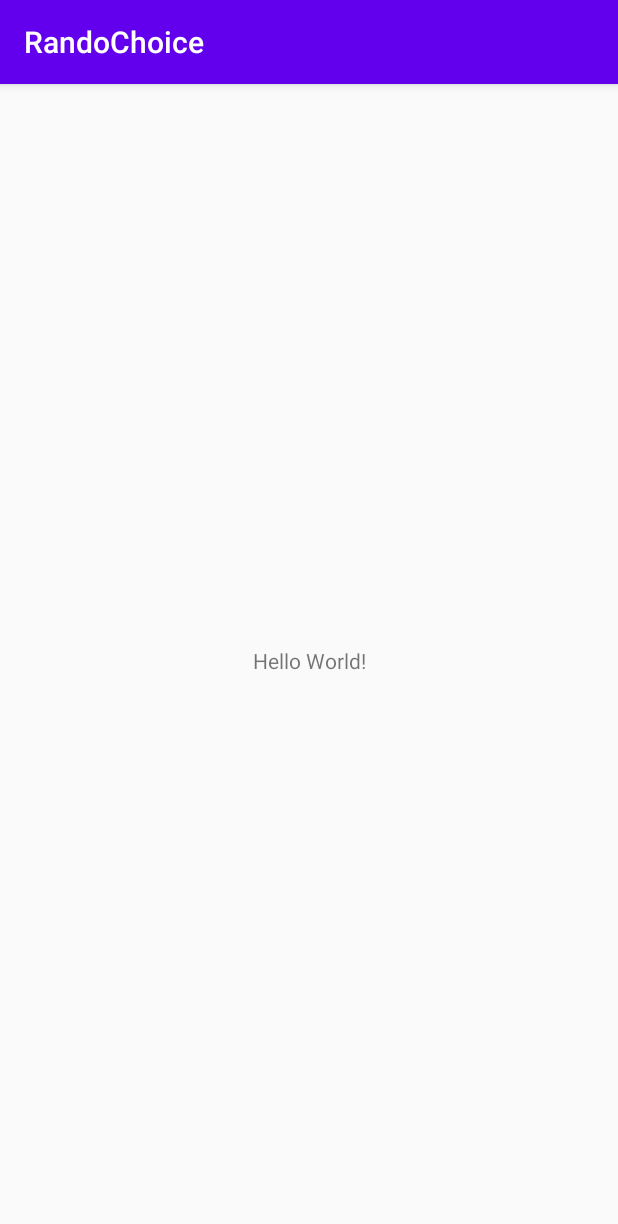
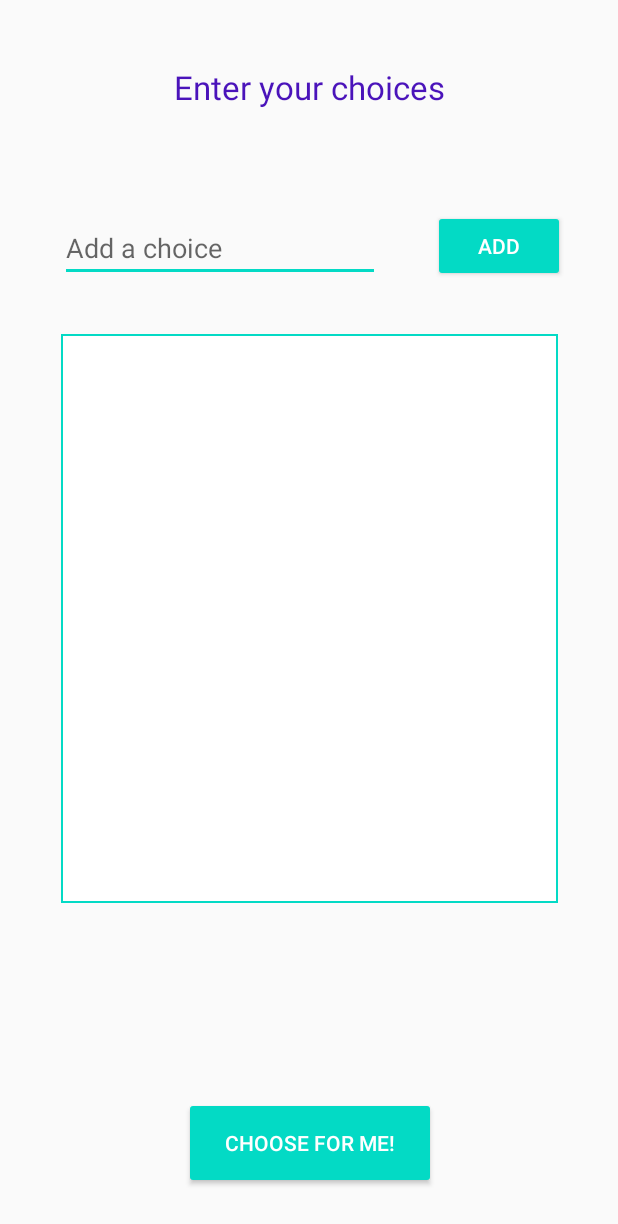
Before and after one commit to lewishay/RandoChoice, an Android app: the screen it shows after launch (MainActivity), on a phone screen of 412 x 824 dp. Shown: the top 1224 px of the screen. Run offline under Robolectric (Android 15) with nearby library versions, the phone set to English and light mode, and no system bars.

Commit message:
Creating simple working version of random choice from a list

```diff
--- a/app/src/main/AndroidManifest.xml
+++ b/app/src/main/AndroidManifest.xml
@@ -3,16 +3,18 @@
           package="com.example.randochoice">
 
     <application
-            android:allowBackup="true"
-            android:icon="@mipmap/ic_launcher"
-            android:label="@string/app_name"
-            android:roundIcon="@mipmap/ic_launcher_round"
-            android:supportsRtl="true"
-            android:theme="@style/AppTheme">
-        <activity android:name=".MainActivity">
+        android:allowBackup="true"
+        android:icon="@mipmap/ic_launcher"
+        android:label="@string/app_name"
+        android:roundIcon="@mipmap/ic_launcher_round"
+        android:supportsRtl="true"
+        android:theme="@style/AppTheme"
+        android:screenOrientation="portrait">
+        <activity
+            android:name=".MainActivity"
+            android:windowSoftInputMode="adjustPan">
             <intent-filter>
                 <action android:name="android.intent.action.MAIN"/>
-
                 <category android:name="android.intent.category.LAUNCHER"/>
             </intent-filter>
         </activity>
--- a/app/src/main/java/com/example/randochoice/MainActivity.kt
+++ b/app/src/main/java/com/example/randochoice/MainActivity.kt
@@ -1,11 +1,46 @@
 package com.example.randochoice
 
+import android.os.Bundle
+import android.widget.*
+import android.widget.AdapterView.OnItemClickListener
 import androidx.appcompat.app.AppCompatActivity
-import android.os.Bundle
+import java.lang.StrictMath.abs
+import kotlin.random.Random
 
 class MainActivity : AppCompatActivity() {
+
     override fun onCreate(savedInstanceState: Bundle?) {
         super.onCreate(savedInstanceState)
         setContentView(R.layout.activity_main)
+        val choiceInput = findViewById<EditText>(R.id.choiceInput)
+        val addButton = findViewById<Button>(R.id.addButton)
+        val chooseButton = findViewById<Button>(R.id.choiceButton)
+        val choiceListView = findViewById<ListView>(R.id.choiceList)
+        val choiceList = ArrayList<String>()
+        val choiceListAdapter = ArrayAdapter<String>(this, android.R.layout.simple_list_item_1, choiceList)
+        choiceListView.adapter = choiceListAdapter
+        val resultTextView = findViewById<TextView>(R.id.result)
+
+        addButton.setOnClickListener {
+            val input = choiceInput!!.text.toString()
+            if (input != "") {
+                val ellipsis = if (input.length >= 30) "..." else ""
+                choiceList.add(input.take(30) + ellipsis)
+                choiceListView.adapter = choiceListAdapter
+                choiceInput.setText("")
+            }
+        }
+
+        chooseButton.setOnClickListener {
+            if (choiceList.isNotEmpty()) {
+                val random = abs(Random.nextInt() % choiceList.size)
+                resultTextView.text = choiceList[random]
+            }
+        }
+
+        choiceListView.onItemClickListener = OnItemClickListener { _, _, position, _ ->
+            choiceList.removeAt(position)
+            choiceListView.adapter = choiceListAdapter
+        }
     }
 }
--- /dev/null
+++ b/app/src/main/res/drawable/green_border.xml
@@ -0,0 +1,5 @@
+<?xml version="1.0" encoding="utf-8"?>
+<shape xmlns:android="http://schemas.android.com/apk/res/android" android:shape="rectangle" >
+    <solid android:color="@android:color/white" />
+    <stroke android:width="1dip" android:color="#03dac5"/>
+</shape>
--- a/app/src/main/res/layout/activity_main.xml
+++ b/app/src/main/res/layout/activity_main.xml
@@ -1,18 +1,99 @@
 <?xml version="1.0" encoding="utf-8"?>
 <androidx.constraintlayout.widget.ConstraintLayout
     xmlns:android="http://schemas.android.com/apk/res/android"
+    xmlns:app="http://schemas.android.com/apk/res-auto"
     xmlns:tools="http://schemas.android.com/tools"
-        xmlns:app="http://schemas.android.com/apk/res-auto"
+    android:id="@+id/mainBackground"
     android:layout_width="match_parent"
-        android:layout_height="match_parent"
-        tools:context=".MainActivity">
+    android:layout_height="match_parent">
+
+    <Button
+        android:id="@+id/choiceButton"
+        style="@style/Widget.AppCompat.Button.Colored"
+        android:layout_width="168dp"
+        android:layout_height="61dp"
+        android:layout_marginBottom="16dp"
+        android:text="@string/choose_for_me"
+        android:textColorLink="@color/colorAccent"
+        app:layout_constraintBottom_toBottomOf="parent"
+        app:layout_constraintEnd_toEndOf="parent"
+        app:layout_constraintHorizontal_bias="0.502"
+        app:layout_constraintStart_toStartOf="parent"
+        app:layout_constraintTop_toBottomOf="@+id/choiceList"
+        app:layout_constraintVertical_bias="0.892" />
+
     <TextView
+        android:id="@+id/title"
         android:layout_width="wrap_content"
         android:layout_height="wrap_content"
-            android:text="Hello World!"
+        android:padding="10dp"
+        android:paddingLeft="10dp"
+        android:paddingTop="10dp"
+        android:paddingRight="10dp"
+        android:paddingBottom="10dp"
+        android:text="@string/welcome_text"
+        android:textColor="#4A13BA"
+        android:textSize="22sp"
+        app:layout_constraintBottom_toTopOf="@+id/choiceInput"
+        app:layout_constraintEnd_toEndOf="parent"
+        app:layout_constraintHorizontal_bias="0.5"
+        app:layout_constraintStart_toStartOf="parent"
+        app:layout_constraintTop_toTopOf="parent"
+        app:layout_constraintVertical_bias="0.355" />
+
+    <EditText
+        android:id="@+id/choiceInput"
+        android:layout_width="wrap_content"
+        android:layout_height="wrap_content"
+        android:ems="10"
+        android:hint="@string/inputText"
+        android:importantForAutofill="no"
+        android:inputType="textPersonName"
+        app:layout_constraintBottom_toTopOf="@+id/choiceList"
+        app:layout_constraintEnd_toEndOf="parent"
+        app:layout_constraintHorizontal_bias="0.202"
+        app:layout_constraintStart_toStartOf="parent"
+        app:layout_constraintTop_toTopOf="parent"
+        app:layout_constraintVertical_bias="0.805" />
+
+    <ListView
+        android:id="@+id/choiceList"
+        android:layout_width="331dp"
+        android:layout_height="379dp"
+        android:background="@drawable/green_border"
         app:layout_constraintBottom_toBottomOf="parent"
-            app:layout_constraintLeft_toLeftOf="parent"
-            app:layout_constraintRight_toRightOf="parent"
-            app:layout_constraintTop_toTopOf="parent"/>
+        app:layout_constraintEnd_toEndOf="parent"
+        app:layout_constraintStart_toStartOf="parent"
+        app:layout_constraintTop_toTopOf="parent">
+
+    </ListView>
+
+    <Button
+        android:id="@+id/addButton"
+        style="@style/Widget.AppCompat.Button.Colored"
+        android:layout_width="wrap_content"
+        android:layout_height="wrap_content"
+        android:text="@string/addText"
+        android:textColorLink="@color/colorAccent"
+        app:layout_constraintBottom_toTopOf="@+id/choiceList"
+        app:layout_constraintEnd_toEndOf="parent"
+        app:layout_constraintHorizontal_bias="0.5"
+        app:layout_constraintStart_toEndOf="@+id/choiceInput"
+        app:layout_constraintTop_toTopOf="parent"
+        app:layout_constraintVertical_bias="0.8" />
+
+    <TextView
+        android:id="@+id/result"
+        android:layout_width="wrap_content"
+        android:layout_height="wrap_content"
+        android:text=""
+        android:textColor="#4A13BA"
+        android:textSize="19sp"
+        app:layout_constraintBottom_toTopOf="@+id/choiceButton"
+        app:layout_constraintEnd_toEndOf="parent"
+        app:layout_constraintHorizontal_bias="0.5"
+        app:layout_constraintStart_toStartOf="parent"
+        app:layout_constraintTop_toBottomOf="@+id/choiceList"
+        app:layout_constraintVertical_bias="0.643" />
 
 </androidx.constraintlayout.widget.ConstraintLayout>
--- a/app/src/main/res/values/strings.xml
+++ b/app/src/main/res/values/strings.xml
@@ -1,3 +1,7 @@
 <resources>
     <string name="app_name">RandoChoice</string>
+    <string name="choose_for_me">Choose for me!</string>
+    <string name="welcome_text">Enter your choices</string>
+    <string name="inputText">Add a choice</string>
+    <string name="addText">Add</string>
 </resources>
--- a/app/src/main/res/values/styles.xml
+++ b/app/src/main/res/values/styles.xml
@@ -1,6 +1,6 @@
 <resources>
     <!-- Base application theme. -->
-    <style name="AppTheme" parent="Theme.AppCompat.Light.DarkActionBar">
+    <style name="AppTheme" parent="Theme.AppCompat.Light.NoActionBar">
         <!-- Customize your theme here. -->
         <item name="colorPrimary">@color/colorPrimary</item>
         <item name="colorPrimaryDark">@color/colorPrimaryDark</item>
```
Also changed, not shown: 1 other file. Lines whose indentation alone changed are shown as unchanged.
